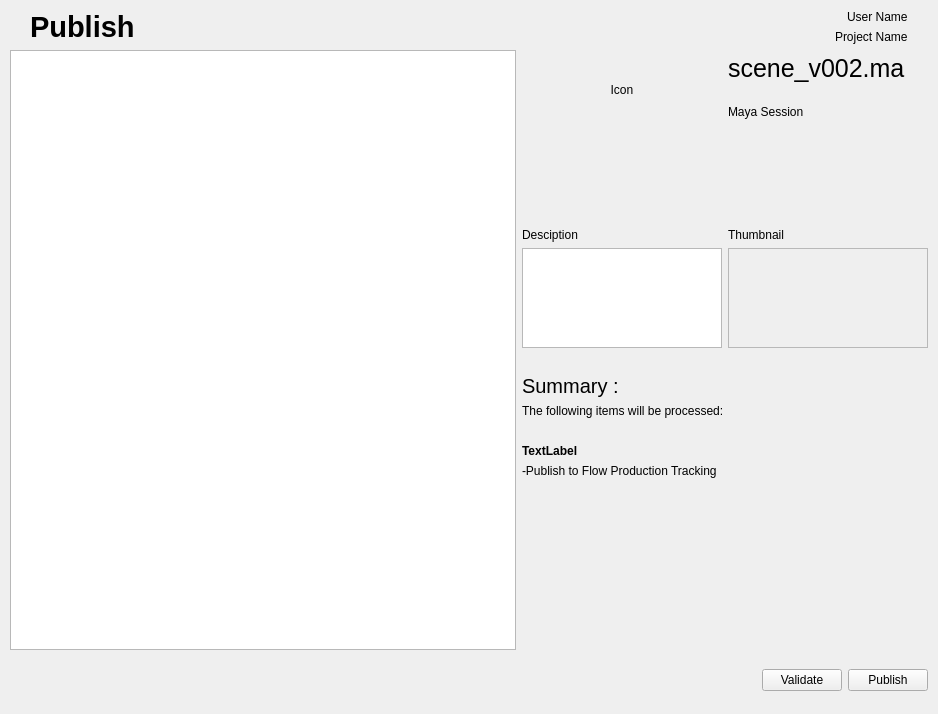
Old version of the form ui/publisher.ui in the repository kangseyoung/phoenix_final.
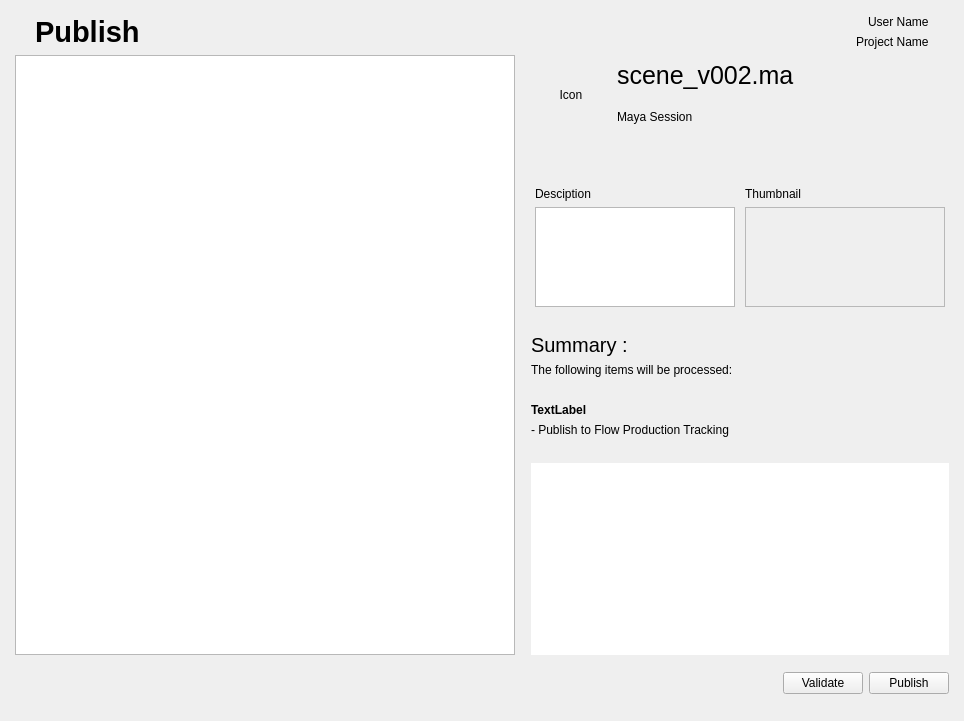
New version of the form.

Patch:
```diff
--- a/ui/publisher.ui
+++ b/ui/publisher.ui
@@ -6,8 +6,8 @@
    <rect>
     <x>0</x>
     <y>0</y>
-    <width>938</width>
-    <height>714</height>
+    <width>964</width>
+    <height>721</height>
    </rect>
   </property>
   <property name="windowTitle">
@@ -15,16 +15,16 @@
   </property>
   <layout class="QVBoxLayout" name="verticalLayout">
    <property name="leftMargin">
-    <number>10</number>
+    <number>15</number>
    </property>
    <property name="topMargin">
-    <number>10</number>
+    <number>15</number>
    </property>
    <property name="rightMargin">
-    <number>10</number>
+    <number>15</number>
    </property>
    <property name="bottomMargin">
-    <number>10</number>
+    <number>15</number>
    </property>
    <item>
     <layout class="QHBoxLayout" name="horizontalLayout">
@@ -42,7 +42,6 @@
        <property name="font">
         <font>
          <pointsize>22</pointsize>
-         <weight>75</weight>
          <bold>true</bold>
         </font>
        </property>
@@ -91,6 +90,22 @@
        </column>
       </widget>
      </item>
+     <item>
+      <spacer name="horizontalSpacer">
+       <property name="orientation">
+        <enum>Qt::Horizontal</enum>
+       </property>
+       <property name="sizeType">
+        <enum>QSizePolicy::Fixed</enum>
+       </property>
+       <property name="sizeHint" stdset="0">
+        <size>
+         <width>10</width>
+         <height>20</height>
+        </size>
+       </property>
+      </spacer>
+     </item>
      <item>
       <layout class="QVBoxLayout" name="verticalLayout_3">
        <property name="rightMargin">
@@ -101,7 +116,7 @@
          <property name="rightMargin">
           <number>0</number>
          </property>
-         <item alignment="Qt::AlignHCenter">
+         <item>
           <widget class="QLabel" name="label_icon">
            <property name="sizePolicy">
             <sizepolicy hsizetype="Expanding" vsizetype="Expanding">
@@ -133,6 +148,18 @@
           <layout class="QVBoxLayout" name="verticalLayout_4">
            <item>
             <widget class="QLabel" name="label_file_name">
+             <property name="sizePolicy">
+              <sizepolicy hsizetype="Preferred" vsizetype="Expanding">
+               <horstretch>0</horstretch>
+               <verstretch>0</verstretch>
+              </sizepolicy>
+             </property>
+             <property name="maximumSize">
+              <size>
+               <width>16777215</width>
+               <height>35</height>
+              </size>
+             </property>
              <property name="font">
               <font>
                <pointsize>19</pointsize>
@@ -145,6 +172,21 @@
            </item>
            <item>
             <widget class="QLabel" name="label_file_type">
+             <property name="enabled">
+              <bool>true</bool>
+             </property>
+             <property name="sizePolicy">
+              <sizepolicy hsizetype="Preferred" vsizetype="Expanding">
+               <horstretch>0</horstretch>
+               <verstretch>0</verstretch>
+              </sizepolicy>
+             </property>
+             <property name="maximumSize">
+              <size>
+               <width>16777215</width>
+               <height>30</height>
+              </size>
+             </property>
              <property name="text">
               <string>Maya Session</string>
              </property>
@@ -154,22 +196,6 @@
          </item>
         </layout>
        </item>
-       <item>
-        <spacer name="verticalSpacer_5">
-         <property name="orientation">
-          <enum>Qt::Vertical</enum>
-         </property>
-         <property name="sizeType">
-          <enum>QSizePolicy::Fixed</enum>
-         </property>
-         <property name="sizeHint" stdset="0">
-          <size>
-           <width>20</width>
-           <height>20</height>
-          </size>
-         </property>
-        </spacer>
-       </item>
        <item>
         <spacer name="verticalSpacer_4">
          <property name="orientation">
@@ -222,6 +248,18 @@
             <enum>QFrame::Raised</enum>
            </property>
            <layout class="QVBoxLayout" name="verticalLayout_6">
+            <property name="leftMargin">
+             <number>0</number>
+            </property>
+            <property name="topMargin">
+             <number>0</number>
+            </property>
+            <property name="rightMargin">
+             <number>0</number>
+            </property>
+            <property name="bottomMargin">
+             <number>0</number>
+            </property>
             <item>
              <widget class="QLabel" name="label_thum_img">
               <property name="text">
@@ -312,7 +350,6 @@
         <widget class="QLabel" name="label_file_name2">
          <property name="font">
           <font>
-           <weight>75</weight>
            <bold>true</bold>
           </font>
          </property>
@@ -324,23 +361,39 @@
        <item>
         <widget class="QLabel" name="label_file_name_context">
          <property name="text">
-          <string>-Publish to Flow Production Tracking</string>
+          <string>- Publish to Flow Production Tracking</string>
          </property>
         </widget>
        </item>
        <item>
-        <spacer name="verticalSpacer_2">
+        <spacer name="verticalSpacer_5">
          <property name="orientation">
           <enum>Qt::Vertical</enum>
          </property>
+         <property name="sizeType">
+          <enum>QSizePolicy::Fixed</enum>
+         </property>
          <property name="sizeHint" stdset="0">
           <size>
            <width>20</width>
-           <height>40</height>
+           <height>20</height>
           </size>
          </property>
         </spacer>
        </item>
+       <item>
+        <widget class="QPlainTextEdit" name="plainTextEdit_validation_report">
+         <property name="frameShape">
+          <enum>QFrame::NoFrame</enum>
+         </property>
+         <property name="horizontalScrollBarPolicy">
+          <enum>Qt::ScrollBarAlwaysOff</enum>
+         </property>
+         <property name="readOnly">
+          <bool>true</bool>
+         </property>
+        </widget>
+       </item>
       </layout>
      </item>
     </layout>
```
